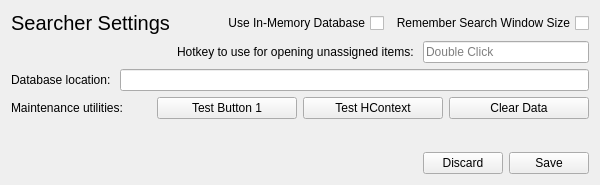
instance-id/Searcher, file scripts/python/searcher/searchersettings.ui: the form before one commit.
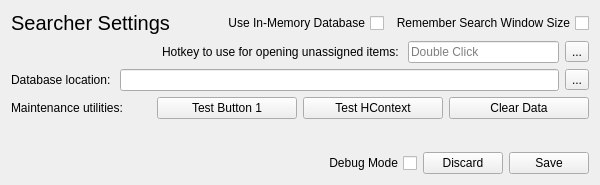
The form after the commit.

```diff
--- a/scripts/python/searcher/searchersettings.ui
+++ b/scripts/python/searcher/searchersettings.ui
@@ -124,6 +124,16 @@
          </property>
         </widget>
        </item>
+       <item>
+        <widget class="QToolButton" name="hotkey_icon">
+         <property name="text">
+          <string>...</string>
+         </property>
+         <property name="popupMode">
+          <enum>QToolButton::InstantPopup</enum>
+         </property>
+        </widget>
+       </item>
       </layout>
      </item>
      <item>
@@ -138,6 +148,13 @@
        <item>
         <widget class="QLineEdit" name="databasepath_txt"/>
        </item>
+       <item>
+        <widget class="QToolButton" name="dbpath_icon">
+         <property name="text">
+          <string>...</string>
+         </property>
+        </widget>
+       </item>
       </layout>
      </item>
      <item>
@@ -198,6 +215,16 @@
          </property>
         </spacer>
        </item>
+       <item>
+        <widget class="QCheckBox" name="debugflag_chk">
+         <property name="layoutDirection">
+          <enum>Qt::RightToLeft</enum>
+         </property>
+         <property name="text">
+          <string>Debug Mode</string>
+         </property>
+        </widget>
+       </item>
        <item>
         <widget class="QPushButton" name="discard_btn">
          <property name="text">
```
Left out of the diff: 3 changed lines with no effect on the pictures.
